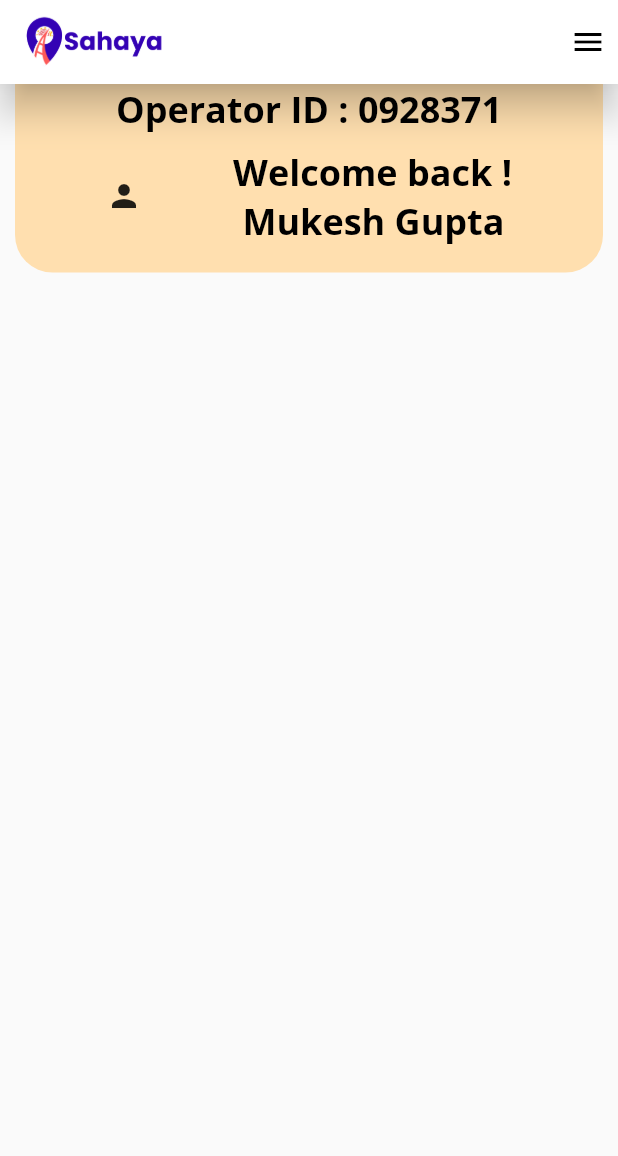
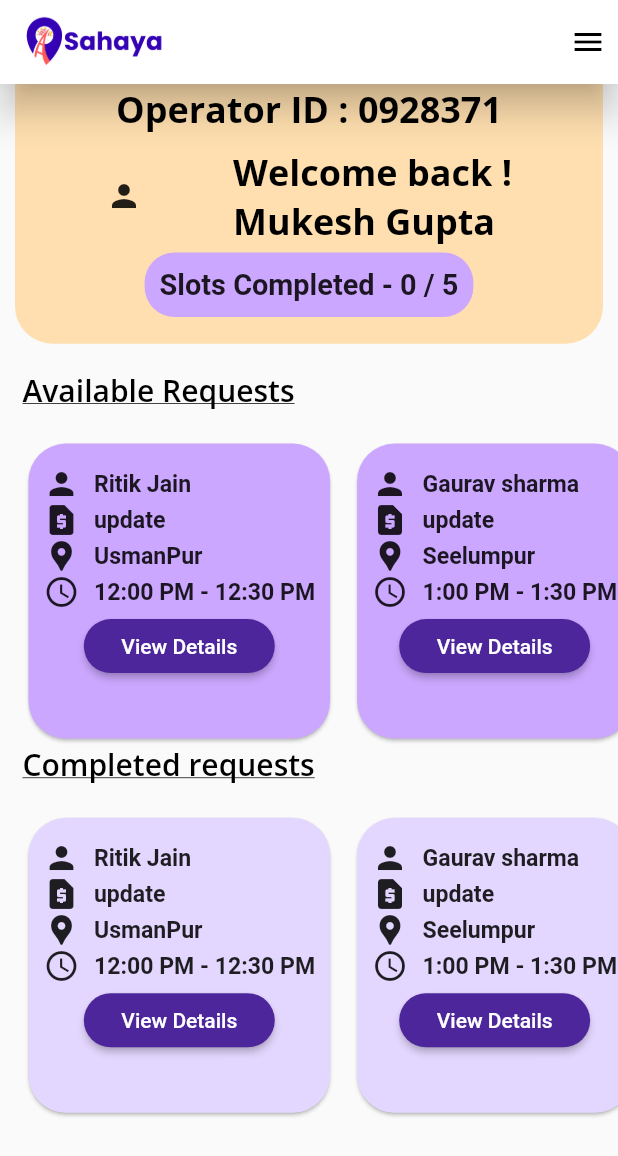
Before and after one commit to Noob-2-pro/SIH_2022_frontend, a Flutter app: the screen it shows after launch, on a phone screen of 412 x 824 dp. Shown: the top 1156 px of the screen. Run offline on Flutter 3.47's test engine with Material 2 defaults, Android fonts, the phone set to English and light mode, and no system bars; our stand-ins replace firebase_auth, firebase_core, flutter_native_splash, flutter_otp_text_field, flutter_screenutil, flutter_svg and 2 more; missing offline and left inert: firebase_auth_web, firebase_core_web, mapbox_gl_web; accounts and stored records are empty; statements that could not run were skipped.

Commit message:
added operator screen 1

```diff
--- /dev/null
+++ b/lib/Models/service_requests.dart
@@ -0,0 +1,22 @@
+class ServiceRequests {
+  ServiceRequests({required this.name, required this.place, required this.serviceType, required this.time});
+
+  String name;
+  String serviceType;
+  String place;
+  String time;
+}
+
+List serviceRequests = [
+  ServiceRequests(name: "Ritik Jain", place: "UsmanPur ", serviceType: "update", time: "12:00 PM - 12:30 PM"),
+  ServiceRequests(name: "Gaurav sharma", place: "Seelumpur", serviceType: "update", time: "1:00 PM - 1:30 PM"),
+  ServiceRequests(name: "Mukesh jha", place: "Shahdra", serviceType: "enrollment", time: "3:00 PM - 3:30 PM"),
+  ServiceRequests(name: "Suhani shah", place: "krishna nagar", serviceType: "update", time: "5:00 PM - 5:30 PM"),
+];
+
+List completedserviceRequests = [
+  ServiceRequests(name: "Rahul rastogi", place: "UsmanPur ", serviceType: "update", time: "12:00 - 12:30"),
+  ServiceRequests(name: "Utkarsh chabhra", place: "Seelumpur", serviceType: "update", time: "12:00 - 12:30"),
+  ServiceRequests(name: "Mobin", place: "Shahdra", serviceType: "enrollment", time: "12:00 - 12:30"),
+  ServiceRequests(name: "Kritika", place: "krishna nagar", serviceType: "update", time: "12:00 - 12:30"),
+];
--- a/lib/Screens/Authentication/login_screen.dart
+++ b/lib/Screens/Authentication/login_screen.dart
@@ -23,7 +23,7 @@ class _LoginScreenState extends State<LoginScreen> {
   bool isOtpSent=false;
   @override
   Widget build(BuildContext context) {
-    SizeConfig().init(context);
+    // SizeConfig().init(context);
     return Scaffold(
       appBar:CustomAppBar(),
       body: SingleChildScrollView(
--- a/lib/Screens/Authentication/sign_up.dart
+++ b/lib/Screens/Authentication/sign_up.dart
@@ -40,7 +40,7 @@ class _SignUpScreenState extends State<SignUpScreen> {
   @override
 
   Widget build(BuildContext context) {
-    SizeConfig().init(context);
+    // SizeConfig().init(context);
     return Scaffold(
         resizeToAvoidBottomInset:false,
         appBar:CustomAppBar(),
--- a/lib/Screens/operator/home_screen_op.dart
+++ b/lib/Screens/operator/home_screen_op.dart
@@ -1,20 +1,23 @@
 import 'package:flutter/material.dart';
 import 'package:flutter_screenutil/flutter_screenutil.dart';
+import 'package:sih_2022_sahaye/Models/service_requests.dart';
 import 'package:sih_2022_sahaye/constants.dart';
 import '../../widgets/export_custom_widgets.dart';
+import 'ViewDetailsScreen.dart';
 
 class HomeScreenOP extends StatelessWidget {
-  const HomeScreenOP({Key? key}) : super(key: key);
+  HomeScreenOP({Key? key}) : super(key: key);
 
   @override
   Widget build(BuildContext context) {
     return Scaffold(
       appBar: cutomAppBar(),
-      body: Padding(
-        padding: const EdgeInsets.symmetric(horizontal: 10),
+      body: SingleChildScrollView(
         child: Column(
           children: [
-            Container(
+            Padding(
+              padding: const EdgeInsets.symmetric(horizontal: 10),
+              child: Container(
                 padding: EdgeInsets.only(bottom: 20.h),
                 decoration: const BoxDecoration(
                     color: Colorpalette.peach,
@@ -36,12 +39,97 @@ class HomeScreenOP extends StatelessWidget {
                       children: [
                         Icon(Icons.person),
                         Text(
-                        "Welcome back !\n Mukesh Gupta",
+                          "Welcome back !\nMukesh Gupta",
                           style: Theme.of(context).textTheme.headline2,
                         )
                       ],
                     ),
-                  Container()
+                    SizedBox(
+                      height: 5.h,
+                    ),
+                    Container(
+                      padding: EdgeInsets.all(10),
+                      decoration: BoxDecoration(
+                          borderRadius: BorderRadius.all(
+                            Radius.circular(20),
+                          ),
+                          color: Colorpalette.lightPurple),
+                      child: Text(
+                        'Slots Completed - 0 / 5',
+                        style: TextStyle(fontWeight: FontWeight.bold, fontSize: 20.w),
+                      ),
+                    )
+                  ],
+                ),
+              ),
+            ),
+            Padding(
+              padding: const EdgeInsets.only(left: 15),
+              child: Column(
+                children: [
+                  SizedBox(
+                    height: 20.h,
+                  ),
+                  Align(
+                    alignment: Alignment.centerLeft,
+                    child: Text(
+                      "Available Requests",
+                      style: Theme.of(context).textTheme.headline3!.copyWith(
+                            decoration: TextDecoration.underline,
+                          ),
+                    ),
+                  ),
+                  SizedBox(
+                    height: 20.h,
+                  ),
+                  SizedBox(
+                    height: 230.h,
+                    child: ListView.builder(
+                        scrollDirection: Axis.horizontal,
+                        shrinkWrap: true,
+                        itemCount: serviceRequests.length,
+                        itemBuilder: (context, index) {
+                          return serviceCard(
+                            serviceRequests[index],
+                            Colorpalette.lightPurple,
+                            () {
+                              Navigator.push(context, MaterialPageRoute(builder: (context) {
+                                return ViewDetails();
+                              }));
+                            },
+                          );
+                        }),
+                  ),
+                  Align(
+                    alignment: Alignment.centerLeft,
+                    child: Text(
+                      "Completed requests",
+                      style: Theme.of(context).textTheme.headline3!.copyWith(
+                            decoration: TextDecoration.underline,
+                          ),
+                    ),
+                  ),
+                  SizedBox(
+                    height: 20.h,
+                  ),
+                  SizedBox(
+                    height: 230.h,
+                    child: ListView.builder(
+                        scrollDirection: Axis.horizontal,
+                        shrinkWrap: true,
+                        itemCount: serviceRequests.length,
+                        itemBuilder: (context, index) {
+                          return serviceCard(
+                            serviceRequests[index],
+                            Colorpalette.lightpink,
+                            () {
+                              Navigator.push(context, MaterialPageRoute(builder: (context) {
+                                return ViewDetails();
+                              }));
+                            },
+                          );
+                        }),
+                  ),
                 ],
               ),
             )
@@ -50,4 +138,56 @@ class HomeScreenOP extends StatelessWidget {
       ),
     );
   }
+
+  Widget serviceCard(ServiceRequests sr, Color color, void Function()? onPressed) {
+    return Padding(
+      padding: const EdgeInsets.only(right: 10),
+      child: Card(
+        shape: RoundedRectangleBorder(borderRadius: BorderRadius.all(Radius.circular(25))),
+        color: color,
+        child: Padding(
+          padding: EdgeInsets.only(top: 15, left: 10, right: 10),
+          child: Column(
+            mainAxisSize: MainAxisSize.min,
+            children: [
+              Column(
+                crossAxisAlignment: CrossAxisAlignment.start,
+                children: [
+                  cardTile(sr.name, Icons.person),
+                  cardTile(sr.serviceType, Icons.request_page),
+                  cardTile(sr.place, Icons.location_pin),
+                  cardTile(sr.time, Icons.access_time),
+                ],
+              ),
+              ElevatedButton(
+                style: ButtonStyle(
+                    padding: MaterialStateProperty.resolveWith((states) => EdgeInsets.symmetric(horizontal: 25)),
+                    backgroundColor: MaterialStateProperty.resolveWith((states) => Colorpalette.purple),
+                    shape: MaterialStateProperty.resolveWith((states) => RoundedRectangleBorder(
+                            borderRadius: BorderRadius.all(
+                          Radius.circular(20),
+                        )))),
+                onPressed: onPressed,
+                child: Text("View Details"),
+              )
+            ],
+          ),
+        ),
+      ),
+    );
   }
+
+  Row cardTile(String text, IconData icon) {
+    return Row(
+      mainAxisSize: MainAxisSize.min,
+      mainAxisAlignment: MainAxisAlignment.start,
+      children: [
+        Icon(icon),
+        SizedBox(
+          width: 10.w,
+        ),
+        Flexible(child: Text(text, style: TextStyle(fontWeight: FontWeight.w700, fontSize: 16.w))),
+      ],
+    );
+  }
+}
--- a/lib/Screens/splash_Screen.dart
+++ b/lib/Screens/splash_Screen.dart
@@ -13,7 +13,7 @@ class SplashScreen extends StatefulWidget {
 class _SplashScreenState extends State<SplashScreen> {
   @override
   Widget build(BuildContext context) {
-    SizeConfig().init(context);
+    // SizeConfig().init(context);
     return   Scaffold(
       appBar:null,
       body: Column(
--- a/lib/constants.dart
+++ b/lib/constants.dart
@@ -6,4 +6,6 @@ class Colorpalette {
   static const Color peach = Color(0xffffdfaf);
   static const Color orange = Color(0xfff1884e);
   static const Color dark = Color(0xff191c32);
+  static const Color lightPurple = Color(0xffcca7ff);
+  static const Color mediumPurple = Color(0xff4c26a4);
 }
--- a/lib/main.dart
+++ b/lib/main.dart
@@ -5,8 +5,6 @@ import 'package:google_fonts/google_fonts.dart';
 import 'package:sih_2022_sahaye/Screens/operator/home_screen_op.dart';
 
 Future<void> main() async {
-  // WidgetsBinding widgetsBinding = WidgetsFlutterBinding.ensureInitialized();
-  /*FlutterNativeSplash.preserve(widgetsBinding: widgetsBinding);*/
   WidgetsFlutterBinding.ensureInitialized();
   await Firebase.initializeApp();
   runApp(const MyApp());
@@ -28,12 +26,13 @@ class _MyAppState extends State<MyApp> {
         splitScreenMode: true,
         builder: () => MaterialApp(
               title: 'MyApp',
+              home: HomeScreenOP(),
               debugShowCheckedModeBanner: false,
               builder: (context, widget) {
                 ScreenUtil.setContext(context);
                 return MediaQuery(
                   data: MediaQuery.of(context).copyWith(textScaleFactor: 1.0),
-                  child: const HomeScreenOP(),
+                  child: widget!,
                 );
               },
               theme: ThemeData(
--- a/lib/widgets/custom_text_widget.dart
+++ b/lib/widgets/custom_text_widget.dart
@@ -13,14 +13,14 @@ class CustomTextWidget extends StatelessWidget {
 
   @override
   Widget build(BuildContext context) {
-    SizeConfig().init(context);
+    // SizeConfig().init(context);
     return Text(
       txt,
       maxLines:maxLines,
       textAlign: isCenter?TextAlign.center:null,
       style: TextStyle(
         color:clr,
-        fontSize: fontSize*SizeConfig.safeBlockHeight,
+        // fontSize: fontSize*SizeConfig.safeBlockHeight,
         fontWeight: weight,
         decoration: isUnderLine?TextDecoration.underline:null,
         decorationThickness: 2
--- a/lib/widgets/export_custom_widgets.dart
+++ b/lib/widgets/export_custom_widgets.dart
@@ -1,2 +1,3 @@
 export 'custom_text_widget.dart';
 export 'custom_appbar.dart';
+export 'action_button.dart';
```
Also changed, not shown: lib/Models/size_config.dart (+43 -43 lines), lib/Screens/operator/viewDetailsScreen.dart (added, +72 -0 lines), lib/Screens/user_role_screen.dart (+40 -33 lines), lib/widgets/action_button.dart (added, +37 -0 lines). Lines whose indentation alone changed are shown as unchanged.
